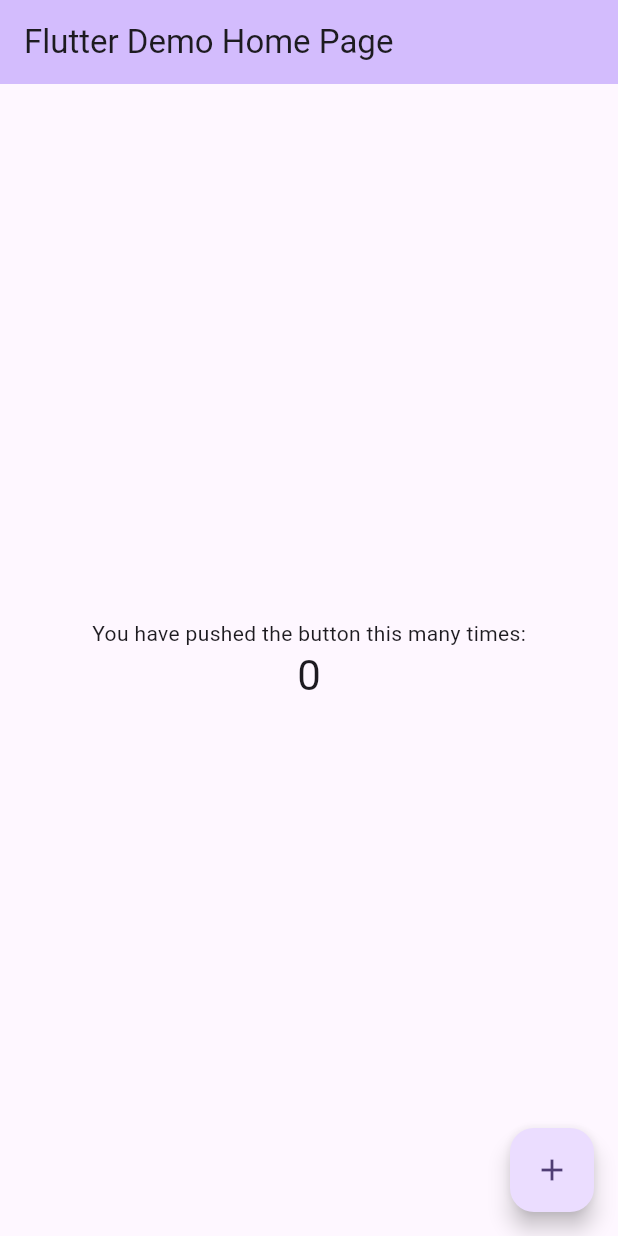
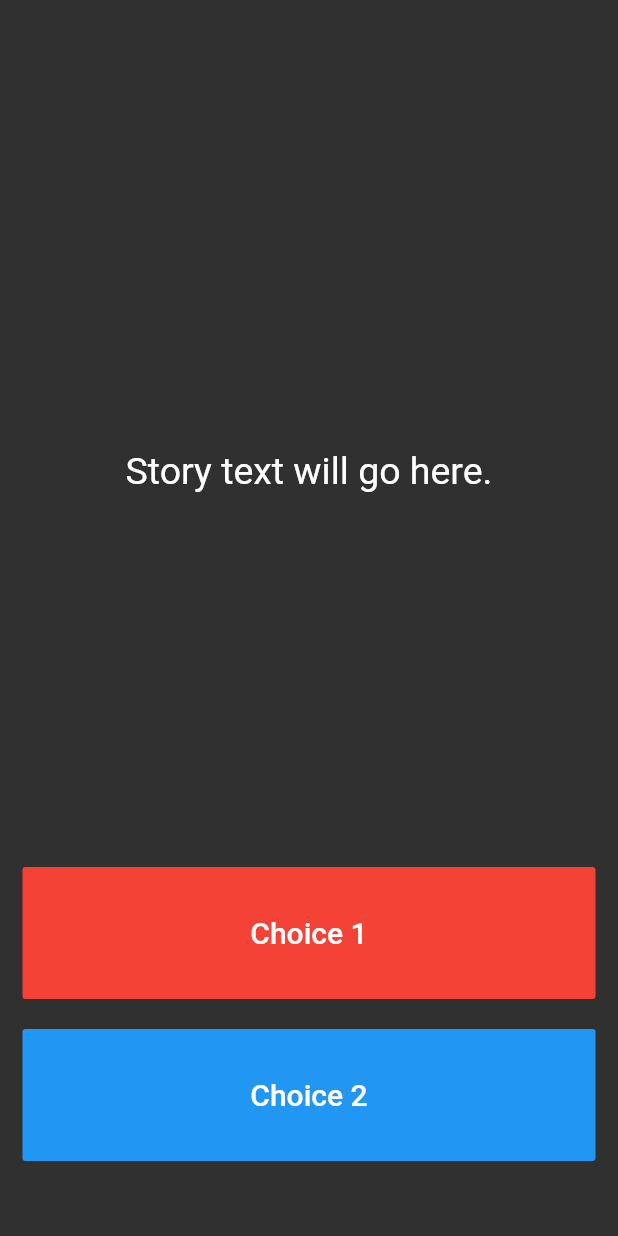
Before and after one commit to RichardCastuera/Destini, a Flutter app: the screen it shows after launch, on a phone screen of 412 x 824 dp. Run offline on Flutter 3.47's test engine with Material 2 defaults, Android fonts, the phone set to English and light mode, and no system bars.

Commit message:
chore(destini_app): Copied necessary files from the activity repository

```diff
--- a/destini_app/lib/main.dart
+++ b/destini_app/lib/main.dart
@@ -1,125 +1,95 @@
 import 'package:flutter/material.dart';
 
-void main() {
-  runApp(const MyApp());
-}
+//TODO: Step 15 - Run the app and see if you can see the screen update with the first story. Delete this TODO if it looks as you expected.
 
-class MyApp extends StatelessWidget {
-  const MyApp({super.key});
+void main() => runApp(Destini());
 
-  // This widget is the root of your application.
-  @override
+class Destini extends StatelessWidget {
   Widget build(BuildContext context) {
     return MaterialApp(
-      title: 'Flutter Demo',
-      theme: ThemeData(
-        // This is the theme of your application.
-        //
-        // TRY THIS: Try running your application with "flutter run". You'll see
-        // the application has a blue toolbar. Then, without quitting the app,
-        // try changing the seedColor in the colorScheme below to Colors.green
-        // and then invoke "hot reload" (save your changes or press the "hot
-        // reload" button in a Flutter-supported IDE, or press "r" if you used
-        // the command line to start the app).
-        //
-        // Notice that the counter didn't reset back to zero; the application
-        // state is not lost during the reload. To reset the state, use hot
-        // restart instead.
-        //
-        // This works for code too, not just values: Most code changes can be
-        // tested with just a hot reload.
-        colorScheme: ColorScheme.fromSeed(seedColor: Colors.deepPurple),
-        useMaterial3: true,
-      ),
-      home: const MyHomePage(title: 'Flutter Demo Home Page'),
+      theme: ThemeData.dark(),
+      home: StoryPage(),
     );
   }
 }
 
-class MyHomePage extends StatefulWidget {
-  const MyHomePage({super.key, required this.title});
+//TODO: Step 9 - Create a new storyBrain object from the StoryBrain class.
 
-  // This widget is the home page of your application. It is stateful, meaning
-  // that it has a State object (defined below) that contains fields that affect
-  // how it looks.
-
-  // This class is the configuration for the state. It holds the values (in this
-  // case the title) provided by the parent (in this case the App widget) and
-  // used by the build method of the State. Fields in a Widget subclass are
-  // always marked "final".
-
-  final String title;
-
-  @override
-  State<MyHomePage> createState() => _MyHomePageState();
+class StoryPage extends StatefulWidget {
+  _StoryPageState createState() => _StoryPageState();
 }
 
-class _MyHomePageState extends State<MyHomePage> {
-  int _counter = 0;
-
-  void _incrementCounter() {
-    setState(() {
-      // This call to setState tells the Flutter framework that something has
-      // changed in this State, which causes it to rerun the build method below
-      // so that the display can reflect the updated values. If we changed
-      // _counter without calling setState(), then the build method would not be
-      // called again, and so nothing would appear to happen.
-      _counter++;
-    });
-  }
-
+class _StoryPageState extends State<StoryPage> {
   @override
   Widget build(BuildContext context) {
-    // This method is rerun every time setState is called, for instance as done
-    // by the _incrementCounter method above.
-    //
-    // The Flutter framework has been optimized to make rerunning build methods
-    // fast, so that you can just rebuild anything that needs updating rather
-    // than having to individually change instances of widgets.
     return Scaffold(
-      appBar: AppBar(
-        // TRY THIS: Try changing the color here to a specific color (to
-        // Colors.amber, perhaps?) and trigger a hot reload to see the AppBar
-        // change color while the other colors stay the same.
-        backgroundColor: Theme.of(context).colorScheme.inversePrimary,
-        // Here we take the value from the MyHomePage object that was created by
-        // the App.build method, and use it to set our appbar title.
-        title: Text(widget.title),
-      ),
-      body: Center(
-        // Center is a layout widget. It takes a single child and positions it
-        // in the middle of the parent.
-        child: Column(
-          // Column is also a layout widget. It takes a list of children and
-          // arranges them vertically. By default, it sizes itself to fit its
-          // children horizontally, and tries to be as tall as its parent.
-          //
-          // Column has various properties to control how it sizes itself and
-          // how it positions its children. Here we use mainAxisAlignment to
-          // center the children vertically; the main axis here is the vertical
-          // axis because Columns are vertical (the cross axis would be
-          // horizontal).
-          //
-          // TRY THIS: Invoke "debug painting" (choose the "Toggle Debug Paint"
-          // action in the IDE, or press "p" in the console), to see the
-          // wireframe for each widget.
-          mainAxisAlignment: MainAxisAlignment.center,
-          children: <Widget>[
-            const Text(
-              'You have pushed the button this many times:',
-            ),
-            Text(
-              '$_counter',
-              style: Theme.of(context).textTheme.headlineMedium,
-            ),
-          ],
+      body: Container(
+        //TODO: Step 1 - Add background.png to this Container as a background image.
+        padding: EdgeInsets.symmetric(vertical: 50.0, horizontal: 15.0),
+        constraints: BoxConstraints.expand(),
+        child: SafeArea(
+          child: Column(
+            crossAxisAlignment: CrossAxisAlignment.stretch,
+            children: <Widget>[
+              Expanded(
+                flex: 12,
+                child: Center(
+                  child: Text(
+                    //TODO: Step 10 - use the storyBrain to get the first story title and display it in this Text Widget.
+                    'Story text will go here.',
+                    style: TextStyle(
+                      fontSize: 25.0,
+                    ),
+                  ),
+                ),
+              ),
+              Expanded(
+                flex: 2,
+                child: FlatButton(
+                  onPressed: () {
+                    //Choice 1 made by user.
+                    //TODO: Step 18 - Call the nextStory() method from storyBrain and pass the number 1 as the choice made by the user.
+                  },
+                  color: Colors.red,
+                  child: Text(
+                    //TODO: Step 13 - Use the storyBrain to get the text for choice 1.
+                    'Choice 1',
+                    style: TextStyle(
+                      fontSize: 20.0,
+                    ),
+                  ),
+                ),
+              ),
+              SizedBox(
+                height: 20.0,
+              ),
+              Expanded(
+                flex: 2,
+                //TODO: Step 26 - Use a Flutter Visibility Widget to wrap this FlatButton.
+                //TODO: Step 28 - Set the "visible" property of the Visibility Widget to equal the output from the buttonShouldBeVisible() method in the storyBrain.
+                child: FlatButton(
+                  onPressed: () {
+                    //Choice 2 made by user.
+                    //TODO: Step 19 - Call the nextStory() method from storyBrain and pass the number 2 as the choice made by the user.
+                  },
+                  color: Colors.blue,
+                  child: Text(
+                    //TODO: Step 14 - Use the storyBrain to get the text for choice 2.
+                    'Choice 2',
+                    style: TextStyle(
+                      fontSize: 20.0,
+                    ),
+                  ),
+                ),
+              ),
+            ],
+          ),
         ),
       ),
-      floatingActionButton: FloatingActionButton(
-        onPressed: _incrementCounter,
-        tooltip: 'Increment',
-        child: const Icon(Icons.add),
-      ), // This trailing comma makes auto-formatting nicer for build methods.
     );
   }
 }
+
+//TODO: Step 24 - Run the app and try to figure out what code you need to add to this file to make the story change when you press on the choice buttons.
+
+//TODO: Step 29 - Run the app and test it against the Story Outline to make sure you've completed all the steps. The code for the completed app can be found here: https://github.com/londonappbrewery/destini-challenge-completed/
--- /dev/null
+++ b/destini_app/lib/story.dart
@@ -0,0 +1,5 @@
+//TODO: Step 2 - Create a new class called Story.
+
+//TODO: Step 3 - Create 3 properties for this class, A. storyTitle to store the story text. B. choice1 to store the text for choice 1, C. choice2 to store the text for choice 2.
+
+//TODO: Step 4 - Create a Constructor for this class to be able to initialise the properties created in step 3.
```
Also changed, not shown: destini_app/lib/story_brain.dart (added, +59 -0 lines), destini_app/images/background.png (added), 15 other files.
